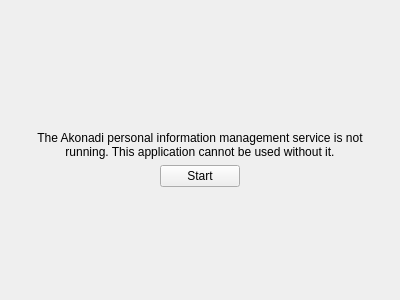
Qt form erroroverlay.ui (KDE/akonadi) before a commit.
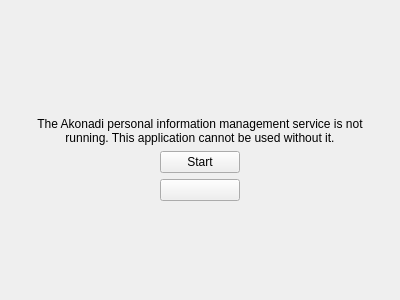
The same form after that commit. Custom widgets are drawn as their Qt base class.

Commit message:
Add a 'Quit' button to error overlay
In mobile UI mode there will be a Quit button available
in the error overlay to quit the application. This is
necessary if the server fails to restart and the error overlay
therefor won't vanish.

Patch:
```diff
--- a/erroroverlay.ui
+++ b/erroroverlay.ui
@@ -20,7 +20,7 @@
       <property name="toolTip">
        <string>The Akonadi personal information management service is not running. This application cannot be used without it.</string>
       </property>
-      <layout class="QVBoxLayout" name="verticalLayout_2">
+      <layout class="QVBoxLayout" name="verticalLayout_5">
        <item>
         <spacer name="verticalSpacer">
          <property name="orientation">
@@ -73,11 +73,18 @@
           </spacer>
          </item>
          <item>
+          <layout class="QVBoxLayout" name="verticalLayout_2">
+           <item>
           <widget class="KPushButton" name="startButton">
            <property name="text">
             <string comment="@action:button Start the Akonadi server">Start</string>
            </property>
           </widget>
+           </item>
+           <item>
+            <widget class="KPushButton" name="quitButton"/>
+           </item>
+          </layout>
          </item>
          <item>
           <spacer name="horizontalSpacer_6">
```
Lines whose indentation alone changed are shown as unchanged. The commit also changes 2 other files.
